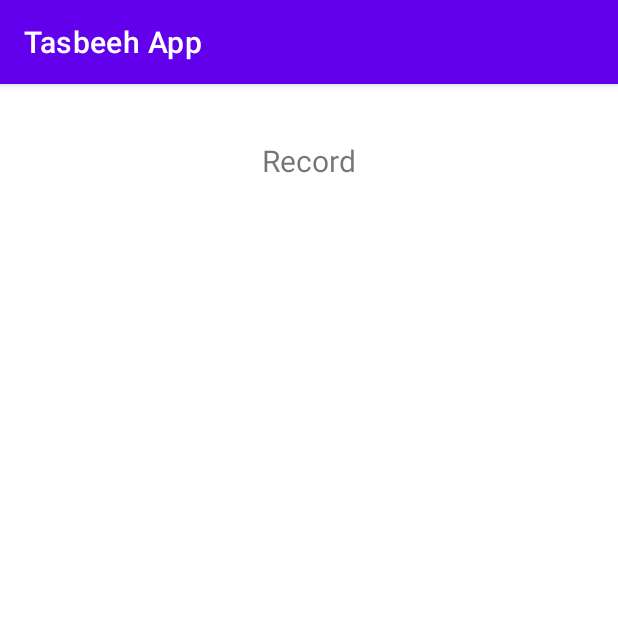
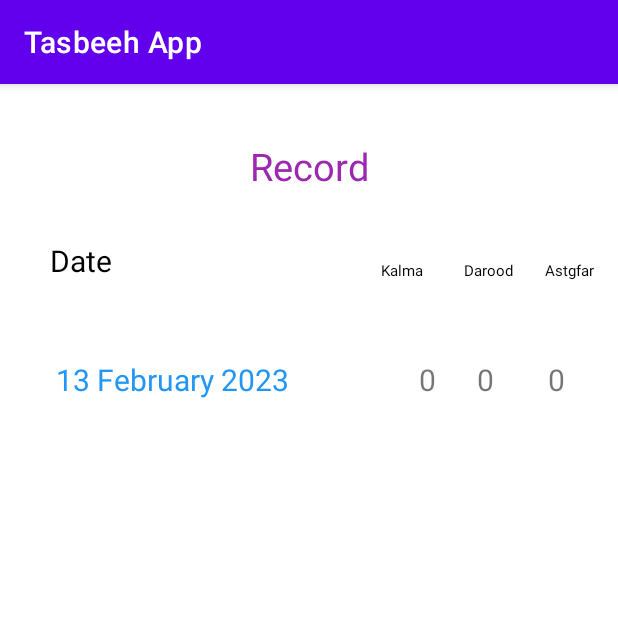
Before and after one commit to mzaman21/Tasbeeh_IT_G-3, an Android app: the MainActivity2 screen opened directly, with no data from a screen before it, on a phone screen of 412 x 824 dp, the top half of it. Run offline under Robolectric (Android 15) with nearby library versions, the phone set to English and light mode, and no system bars.

Commit message:
Implement all functionalities

```diff
--- a/app/src/main/java/com/example/tasbeehapp/DBhelper.java
+++ b/app/src/main/java/com/example/tasbeehapp/DBhelper.java
@@ -26,7 +26,7 @@ public class DBhelper extends SQLiteOpenHelper {
 
     @Override
     public void onCreate(SQLiteDatabase TasbeehDb) {
-        String createTableSTatement = "CREATE TABLE " + Tasbeeh_TABLE + "(" + TasbeehID + " Date PRIMARY KEY AUTOINCREMENT, " + TodayDate + " Text, " + KalmaCount + " Int, " + DaroodCount + " Int, " + AstgfarCount + " Int) ";
+        String createTableSTatement = "CREATE TABLE " + Tasbeeh_TABLE + "(" + TasbeehID + " Integer PRIMARY KEY AUTOINCREMENT, " + TodayDate + " Text, " + KalmaCount + " Int, " + DaroodCount + " Int, " + AstgfarCount + " Int) ";
         TasbeehDb.execSQL(createTableSTatement);
     }
 
@@ -35,6 +35,7 @@ public class DBhelper extends SQLiteOpenHelper {
 
     }
     public void  addTasbeeh(TasbeehModel Today_Tasbeeh){
+
         SQLiteDatabase db = this.getWritableDatabase();
         //Hash map, as we did in bundles
         ContentValues cv= new ContentValues();
--- /dev/null
+++ b/app/src/main/java/com/example/tasbeehapp/GridAdapter.java
@@ -0,0 +1,66 @@
+package com.example.tasbeehapp;
+
+import android.content.Context;
+import android.view.LayoutInflater;
+import android.view.View;
+import android.view.ViewGroup;
+import android.widget.BaseAdapter;
+import android.widget.TextView;
+
+import java.util.ArrayList;
+import java.util.List;
+
+public class GridAdapter extends BaseAdapter {
+
+    Context context;
+//    String[] date;
+//    int[] kalma,darood,astgfar;
+    List<TasbeehModel> list=new ArrayList<TasbeehModel>();
+
+    public GridAdapter(Context context, List<TasbeehModel> list) {
+        this.context = context;
+        this.list = list;
+    }
+
+    @Override
+    public int getCount() {
+        return list.size();
+    }
+
+    @Override
+    public Object getItem(int i) {
+        return null;
+    }
+
+    @Override
+    public long getItemId(int i) {
+        return 0;
+    }
+
+    @Override
+    public View getView(int i, View view, ViewGroup viewGroup) {
+
+        LayoutInflater inflater=(LayoutInflater) context.getSystemService(Context.LAYOUT_INFLATER_SERVICE);
+        View myview= inflater.inflate(R.layout.grid_item,null);
+
+
+        TextView t_date,t_kalma,t_darood,t_astgfar;
+
+        t_date = myview.findViewById(R.id.g_date);
+        t_kalma = myview.findViewById(R.id.g_kalma);
+        t_darood = myview.findViewById(R.id.g_darood);
+        t_astgfar = myview.findViewById(R.id.g_astgfar);
+
+        String kstr  = String.valueOf(list.get(i).getKalma_Count());
+        String dstr  = String.valueOf(list.get(i).getDarood_Count());
+        String astr  = String.valueOf(list.get(i).getAstgfar_Count());
+
+
+        t_date.setText(list.get(i).getToday_date());
+        t_kalma.setText(kstr);
+        t_darood.setText(dstr);
+        t_astgfar.setText(astr);
+
+        return myview;
+    }
+}
--- a/app/src/main/java/com/example/tasbeehapp/MainActivity.java
+++ b/app/src/main/java/com/example/tasbeehapp/MainActivity.java
@@ -71,6 +71,7 @@ public class MainActivity extends AppCompatActivity {
         recordbtn.setOnClickListener(new View.OnClickListener() {
             @Override
             public void onClick(View view) {
+                //recordbtn.setText("i am clicked");
                 Intent mainresultactivity = new Intent(MainActivity.this,MainActivity2.class);
                 MainActivity.this.startActivity(mainresultactivity);
             }
--- a/app/src/main/java/com/example/tasbeehapp/MainActivity2.java
+++ b/app/src/main/java/com/example/tasbeehapp/MainActivity2.java
@@ -2,8 +2,10 @@ package com.example.tasbeehapp;
 
 import androidx.appcompat.app.AppCompatActivity;
 
+import android.content.Context;
 import android.os.Bundle;
 import android.widget.ArrayAdapter;
+import android.widget.GridView;
 import android.widget.ListView;
 import android.widget.ScrollView;
 
@@ -12,7 +14,8 @@ import java.util.List;
 public class MainActivity2 extends AppCompatActivity {
 
     ScrollView myview;
-    ListView TasbeehList;
+    GridView TasbeehList;
+
     @Override
     protected void onCreate(Bundle savedInstanceState) {
         super.onCreate(savedInstanceState);
@@ -20,8 +23,31 @@ public class MainActivity2 extends AppCompatActivity {
 
         DBhelper Tasbeeh_Db = new DBhelper(MainActivity2.this);
 
+        TasbeehList= findViewById(R.id.TasbeehGrid);
+
         List<TasbeehModel> list = Tasbeeh_Db.getAllTasbeeh();
-        ArrayAdapter arrayAdapter = new ArrayAdapter<TasbeehModel>(MainActivity2.this, android.R.layout.simple_list_item_1,list);
-        TasbeehList.setAdapter(arrayAdapter);
+
+//        String[] idate= new String[]{};
+//        int[] ikalma=new int[]{};
+//        int[] idarood=new int[]{};
+//        int[] iastgfar = new int[]{};
+//
+//        for(int i=0;i<list.size();i++){
+//            idate[i]="i";
+//            ikalma[i] =0;
+//            idarood[i] =0;
+//            iastgfar[i] =0;
+//        }
+//
+//        for(int i =0;i<list.size();i++){
+//            idate[i]=list.get(i).getToday_date();
+//            ikalma[i] = list.get(i).getKalma_Count();
+//            idarood[i] = list.get(i).getDarood_Count();
+//            iastgfar[i] = list.get(i).getAstgfar_Count();
+//        }
+
+        GridAdapter gridAdapter = new GridAdapter(MainActivity2.this,list);
+        TasbeehList.setAdapter(gridAdapter);
+
     }
 }
--- a/app/src/main/res/layout/activity_main.xml
+++ b/app/src/main/res/layout/activity_main.xml
@@ -26,7 +26,7 @@
         android:layout_marginTop="45dp"
         android:ems="10"
         android:inputType="textPersonName"
-        android:text="Kalma"
+        android:text="0"
         app:layout_constraintStart_toStartOf="@+id/Daroodcount"
         app:layout_constraintTop_toBottomOf="@+id/textView" />
 
@@ -38,7 +38,7 @@
         android:layout_marginTop="34dp"
         android:ems="10"
         android:inputType="textPersonName"
-        android:text="Darood Sharif"
+        android:text="0"
         app:layout_constraintStart_toEndOf="@+id/DaroodCheck"
         app:layout_constraintTop_toBottomOf="@+id/KalamaCount" />
 
@@ -49,7 +49,7 @@
         android:layout_marginTop="32dp"
         android:ems="10"
         android:inputType="textPersonName"
-        android:text="Astgfar"
+        android:text="0"
         app:layout_constraintStart_toStartOf="@+id/Daroodcount"
         app:layout_constraintTop_toBottomOf="@+id/Daroodcount" />
 
@@ -97,9 +97,10 @@
         android:id="@+id/RecordBtn"
         android:layout_width="wrap_content"
         android:layout_height="wrap_content"
-        android:layout_marginTop="29dp"
+        android:layout_marginTop="28dp"
         android:text="Record"
         app:layout_constraintEnd_toEndOf="parent"
+        app:layout_constraintHorizontal_bias="0.484"
         app:layout_constraintStart_toStartOf="parent"
         app:layout_constraintTop_toBottomOf="@+id/Savebtn" />
 
--- a/app/src/main/res/layout/activity_main2.xml
+++ b/app/src/main/res/layout/activity_main2.xml
@@ -11,30 +11,74 @@
         android:layout_width="wrap_content"
         android:layout_height="wrap_content"
         android:layout_marginTop="37dp"
-        android:layout_marginBottom="21dp"
+        android:layout_marginBottom="1dp"
         android:text="Record"
-        android:textSize="20dp"
-        app:layout_constraintBottom_toTopOf="@+id/RecordScroll"
+        android:textColor="#9C27B0"
+        android:textSize="25dp"
+        app:layout_constraintBottom_toTopOf="@+id/TasbeehGrid"
         app:layout_constraintEnd_toEndOf="parent"
         app:layout_constraintStart_toStartOf="parent"
         app:layout_constraintTop_toTopOf="parent" />
 
-    <ScrollView
-        android:id="@+id/RecordScroll"
+    <GridView
+        android:id="@+id/TasbeehGrid"
         android:layout_width="0dp"
         android:layout_height="0dp"
         android:layout_marginStart="1dp"
+        android:layout_marginTop="70dp"
         android:layout_marginEnd="1dp"
         android:layout_marginBottom="1dp"
+        android:numColumns="1"
         app:layout_constraintBottom_toBottomOf="parent"
         app:layout_constraintEnd_toEndOf="parent"
         app:layout_constraintStart_toStartOf="parent"
-        app:layout_constraintTop_toBottomOf="@+id/textView2">
+        app:layout_constraintTop_toBottomOf="@+id/textView2" />
 
-        <ListView
-            android:id="@+id/TasbeehList"
-            android:layout_width="match_parent"
-            android:layout_height="wrap_content"
-            android:visibility="visible" />
-    </ScrollView>
+    <TextView
+        android:id="@+id/textView3"
+        android:layout_width="wrap_content"
+        android:layout_height="wrap_content"
+        android:layout_marginStart="32dp"
+        android:layout_marginBottom="12dp"
+        android:text="Date"
+        android:textColor="#000000"
+        android:textSize="20dp"
+        app:layout_constraintBottom_toTopOf="@+id/TasbeehGrid"
+        app:layout_constraintStart_toStartOf="@+id/TasbeehGrid" />
+
+    <TextView
+        android:id="@+id/textView4"
+        android:layout_width="wrap_content"
+        android:layout_height="wrap_content"
+        android:layout_marginEnd="27dp"
+        android:layout_marginBottom="12dp"
+        android:text="Kalma"
+        android:textColor="#000000"
+        android:textSize="10dp"
+        app:layout_constraintBottom_toTopOf="@+id/TasbeehGrid"
+        app:layout_constraintEnd_toStartOf="@+id/textView5" />
+
+    <TextView
+        android:id="@+id/textView5"
+        android:layout_width="wrap_content"
+        android:layout_height="wrap_content"
+        android:layout_marginEnd="21dp"
+        android:layout_marginBottom="12dp"
+        android:text="Darood"
+        android:textColor="#000000"
+        android:textSize="10dp"
+        app:layout_constraintBottom_toTopOf="@+id/TasbeehGrid"
+        app:layout_constraintEnd_toStartOf="@+id/textView6" />
+
+    <TextView
+        android:id="@+id/textView6"
+        android:layout_width="wrap_content"
+        android:layout_height="wrap_content"
+        android:layout_marginEnd="16dp"
+        android:text="Astgfar"
+        android:textColor="#000000"
+        android:textSize="10dp"
+        app:layout_constraintBaseline_toBaselineOf="@+id/textView5"
+        app:layout_constraintEnd_toEndOf="parent" />
+
 </androidx.constraintlayout.widget.ConstraintLayout>
--- /dev/null
+++ b/app/src/main/res/layout/grid_item.xml
@@ -0,0 +1,53 @@
+<?xml version="1.0" encoding="utf-8"?>
+<androidx.constraintlayout.widget.ConstraintLayout xmlns:android="http://schemas.android.com/apk/res/android"
+    xmlns:app="http://schemas.android.com/apk/res-auto"
+    xmlns:tools="http://schemas.android.com/tools"
+    android:layout_width="match_parent"
+    android:layout_height="match_parent"
+    android:orientation="horizontal">
+
+    <TextView
+        android:id="@+id/g_date"
+        android:layout_width="wrap_content"
+        android:layout_height="wrap_content"
+        android:layout_marginStart="36dp"
+        android:layout_marginTop="40dp"
+        android:text="Date"
+        android:textColor="#2196F3"
+        android:textSize="20dp"
+        app:layout_constraintStart_toStartOf="parent"
+        app:layout_constraintTop_toTopOf="parent" />
+
+    <TextView
+        android:id="@+id/g_kalma"
+        android:layout_width="wrap_content"
+        android:layout_height="wrap_content"
+        android:layout_marginEnd="27dp"
+        android:text="Kalma"
+        android:textSize="20dp"
+        app:layout_constraintBaseline_toBaselineOf="@+id/g_darood"
+        app:layout_constraintEnd_toStartOf="@+id/g_darood" />
+
+    <TextView
+        android:id="@+id/g_darood"
+        android:layout_width="wrap_content"
+        android:layout_height="wrap_content"
+        android:layout_marginTop="40dp"
+        android:layout_marginEnd="36dp"
+        android:text="Darood"
+        android:textSize="20dp"
+        app:layout_constraintEnd_toStartOf="@+id/g_astgfar"
+        app:layout_constraintTop_toTopOf="parent" />
+
+    <TextView
+        android:id="@+id/g_astgfar"
+        android:layout_width="wrap_content"
+        android:layout_height="wrap_content"
+        android:layout_marginEnd="34dp"
+        android:text="Astgfar"
+        android:textSize="20dp"
+        app:layout_constraintBaseline_toBaselineOf="@+id/g_darood"
+        app:layout_constraintEnd_toEndOf="parent" />
+
+
+</androidx.constraintlayout.widget.ConstraintLayout>
```
